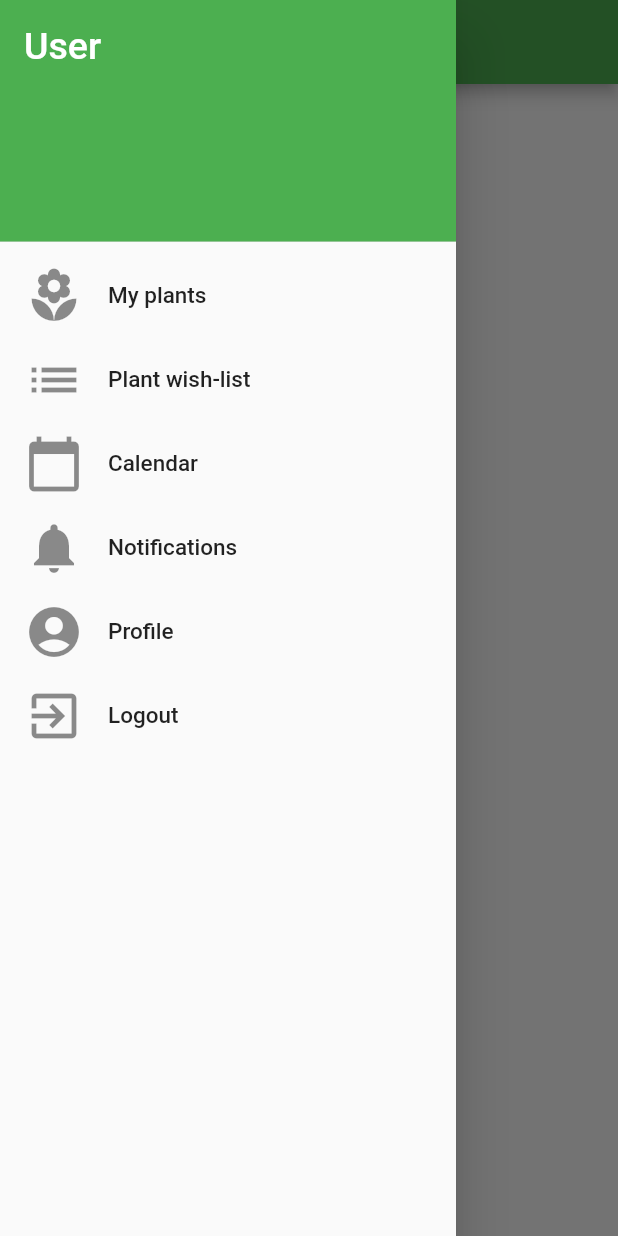
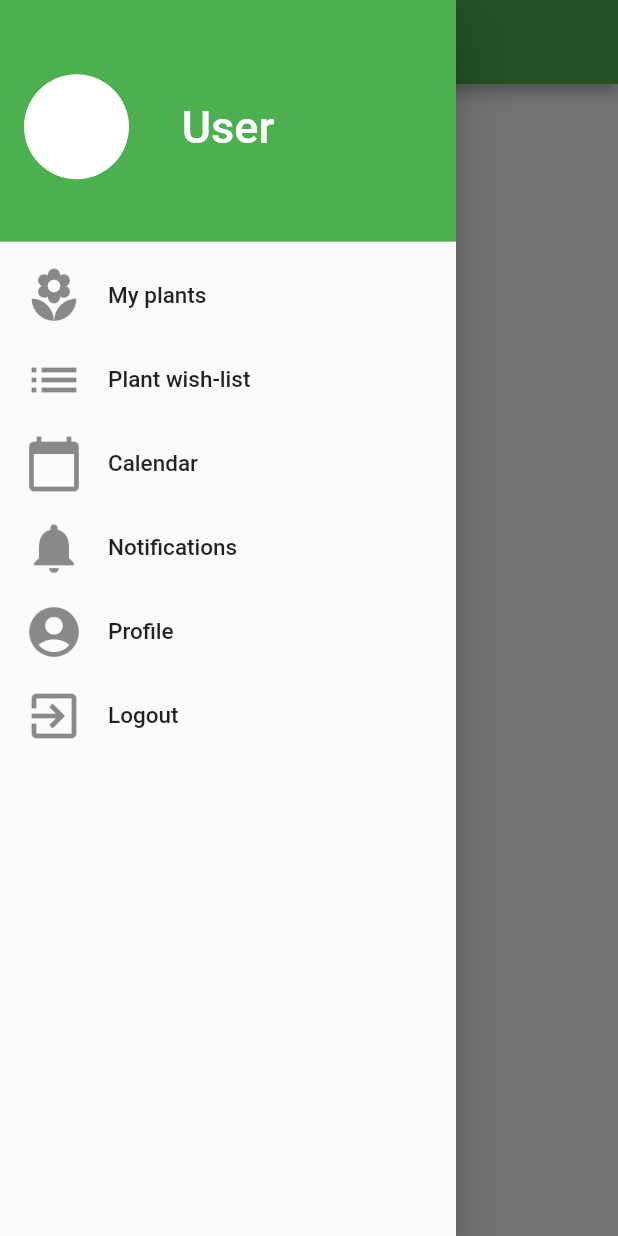
Before and after one commit to Trooper11-storm/HomeScreen, a Flutter app: the screen it shows after launch, with the side drawer open, on a phone screen of 412 x 824 dp. Run offline on Flutter 3.47's test engine with Material 2 defaults, Android fonts, the phone set to English and light mode, and no system bars.

Commit message:
Update main.dart

```diff
--- a/home_screen/lib/main.dart
+++ b/home_screen/lib/main.dart
@@ -43,13 +43,23 @@ class MyHomePage extends StatelessWidget {
           padding: EdgeInsets.zero,
           children: <Widget>[
             DrawerHeader(
-              child: Text('User',
-                  style: TextStyle(
-                      color: Colors.white,
-                      fontSize: 25)),
               decoration: BoxDecoration(
                 color: Colors.green,
               ),
+              child: Stack(
+                children: <Widget>[
+                  Align(
+                    alignment:Alignment.centerLeft,
+                    child: CircleAvatar(
+                      backgroundColor: Colors.white,
+                      radius: 35,
+                    )
+                  ),
+                  Align(
+                      alignment: Alignment.center,
+                      child: Text('User', style: TextStyle(color: Colors.white, fontSize:30)))
+                ]
+              )
             ),
             ListTile(
               title: Text('My plants',  style: TextStyle(fontSize: 15)),
```
